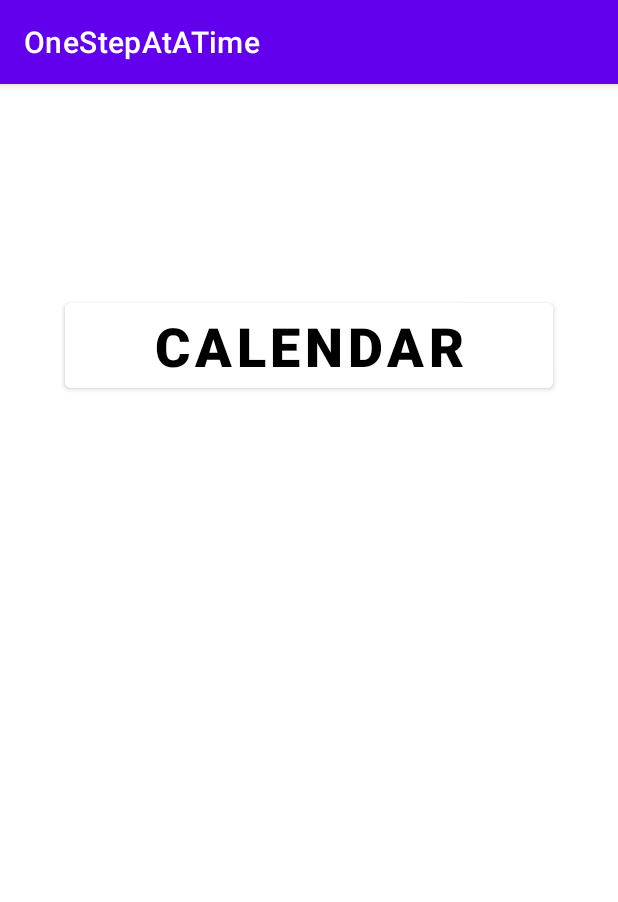
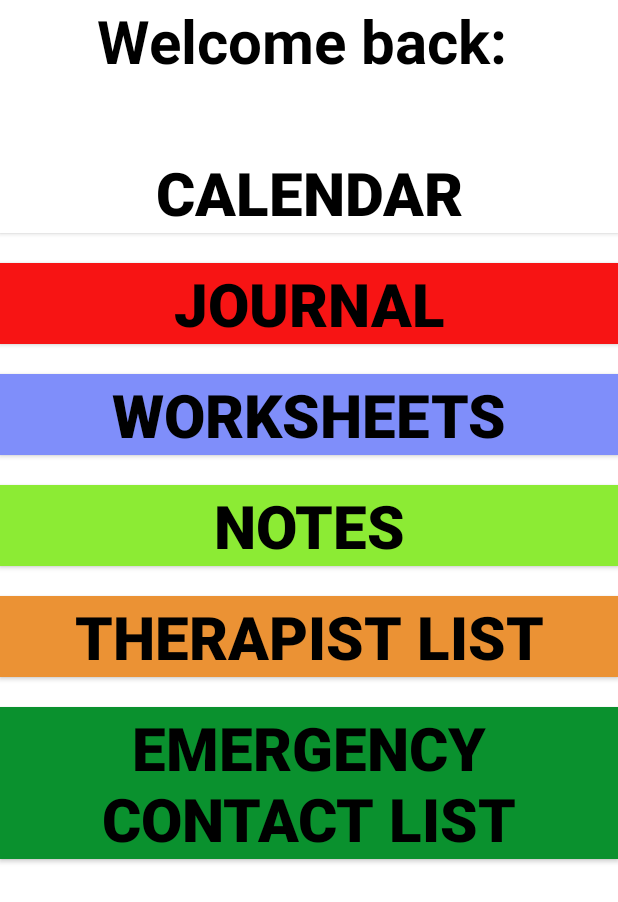
Before and after one commit to ncaballero44/OneStepAtATime, an Android app: the screen it shows after launch (ClientMainActivity), on a phone screen of 412 x 824 dp. Shown: the top 902 px of the screen. Run offline under Robolectric (Android 15) with nearby library versions, the phone set to English and light mode, and no system bars.

Commit message:
Added all the buttons to the Client Page. Will now start Therapist Page

```diff
--- a/app/src/main/AndroidManifest.xml
+++ b/app/src/main/AndroidManifest.xml
@@ -8,7 +8,7 @@
         android:label="@string/app_name"
         android:roundIcon="@mipmap/ic_launcher_round"
         android:supportsRtl="true"
-        android:theme="@style/Theme.OneStepAtATime">
+        android:theme="@style/Theme.AppCompat.NoActionBar">
         <activity android:name=".ClientMainActivity">
             <intent-filter>
                 <action android:name="android.intent.action.MAIN" />
--- a/app/src/main/res/layout/client_main_activity.xml
+++ b/app/src/main/res/layout/client_main_activity.xml
@@ -1,42 +1,117 @@
 <?xml version="1.0" encoding="utf-8"?>
-<androidx.constraintlayout.widget.ConstraintLayout xmlns:android="http://schemas.android.com/apk/res/android"
+<RelativeLayout
+    xmlns:android="http://schemas.android.com/apk/res/android"
     xmlns:app="http://schemas.android.com/apk/res-auto"
     xmlns:tools="http://schemas.android.com/tools"
     android:layout_width="match_parent"
     android:layout_height="match_parent"
-    tools:context=".ClientMainActivity">
+    tools:context=".ClientMainActivity"
+    android:background="@android:color/white"
+    android:screenOrientation="portrait" >
 
-<!--    <TextView-->
-<!--        android:id="@+id/calendarDescription"-->
-<!--        android:layout_width="wrap_content"-->
-<!--        android:layout_height="wrap_content"-->
-<!--        android:gravity="center"-->
-<!--        android:text="Save important dates with \n your therapist"-->
-<!--        android:textSize="32sp"-->
-<!--        android:textStyle="bold"-->
-<!--        app:fontFamily="Calibri"-->
-<!--        tools:ignore="MissingConstraints"-->
-<!--        tools:layout_editor_absoluteX="325dp"-->
-<!--        tools:layout_editor_absoluteY="61dp" />-->
+    <TextView
+        android:layout_width="match_parent"
+        android:layout_height="wrap_content"
+        android:id="@+id/welcomeMessage"
+        android:text="Welcome back: \n"
+        android:textColor="#000000"
+        android:textSize="40sp"
+        android:textStyle="bold"
+        android:gravity="center">
+    </TextView>
 
-    <Button
-        android:id="@+id/calendarButton"
-        android:layout_width="325dp"
+    <ScrollView
+        android:layout_width="match_parent"
         android:layout_height="wrap_content"
-        tools:layout_editor_absoluteX="0dp"
-        tools:layout_editor_absoluteY="143dp"
-        android:backgroundTint="@android:color/white"
-        android:gravity="center"
-        android:text="Calendar"
-        android:textColor="#000000"
-        android:textSize="36sp"
-        android:textStyle="bold"
+        android:id="@+id/buttonsList"
         app:layout_constraintVertical_bias="0.2"
-        app:layout_constraintTop_toTopOf="parent"
+        android:layout_below="@+id/welcomeMessage"
         app:layout_constraintRight_toRightOf="parent"
         app:layout_constraintLeft_toLeftOf="parent"
-        app:layout_constraintBottom_toBottomOf="parent"/>
+        >
+        <LinearLayout
+            android:layout_width="match_parent"
+            android:layout_height="wrap_content"
+            android:orientation="vertical">
 
+            <Button
+                android:id="@+id/calendarButton"
+                android:layout_width="match_parent"
+                android:layout_height="wrap_content"
+                android:background="#FFFFFF"
+                android:gravity="center"
+                android:text="Calendar"
+                android:textColor="#000000"
+                android:textSize="40sp"
+                android:textStyle="bold"
+                android:layout_marginBottom="10dp"/>
 
+            <Button
+                android:id="@+id/journalButton"
+                android:layout_width="match_parent"
+                android:layout_height="wrap_content"
+                android:background="#f71414"
+                android:gravity="center"
+                android:text="Journal"
+                android:textColor="#000000"
+                android:textSize="40sp"
+                android:textStyle="bold"
+                android:layout_marginTop="10dp"
+                android:layout_marginBottom="10dp"/>
 
-</androidx.constraintlayout.widget.ConstraintLayout>
+            <Button
+                android:id="@+id/worksheetsButton"
+                android:layout_width="match_parent"
+                android:layout_height="wrap_content"
+                android:background="#7f8efa"
+                android:gravity="center"
+                android:text="Worksheets"
+                android:textColor="#000000"
+                android:textSize="40sp"
+                android:textStyle="bold"
+                android:layout_marginTop="10dp"
+                android:layout_marginBottom="10dp"/>
+
+            <Button
+                android:id="@+id/notesButton"
+                android:layout_width="match_parent"
+                android:layout_height="wrap_content"
+                android:background="#8ceb34"
+                android:gravity="center"
+                android:text="Notes"
+                android:textColor="#000000"
+                android:textSize="40sp"
+                android:textStyle="bold"
+                android:layout_marginTop="10dp"
+                android:layout_marginBottom="10dp"/>
+
+            <Button
+                android:id="@+id/therapistListButton"
+                android:layout_width="match_parent"
+                android:layout_height="wrap_content"
+                android:background="#eb9234"
+                android:gravity="center"
+                android:text="Therapist List"
+                android:textColor="#000000"
+                android:textSize="40sp"
+                android:textStyle="bold"
+                android:layout_marginTop="10dp"
+                android:layout_marginBottom="10dp"/>
+
+            <Button
+                android:id="@+id/emergencyContactListButton"
+                android:layout_width="match_parent"
+                android:layout_height="wrap_content"
+                android:background="#0a912e"
+                android:gravity="center"
+                android:text="Emergency Contact List"
+                android:textColor="#000000"
+                android:textSize="40sp"
+                android:textStyle="bold"
+                android:layout_marginTop="10dp"
+                android:layout_marginBottom="10dp"/>
+        </LinearLayout>
+
+    </ScrollView>
+
+</RelativeLayout>
```
